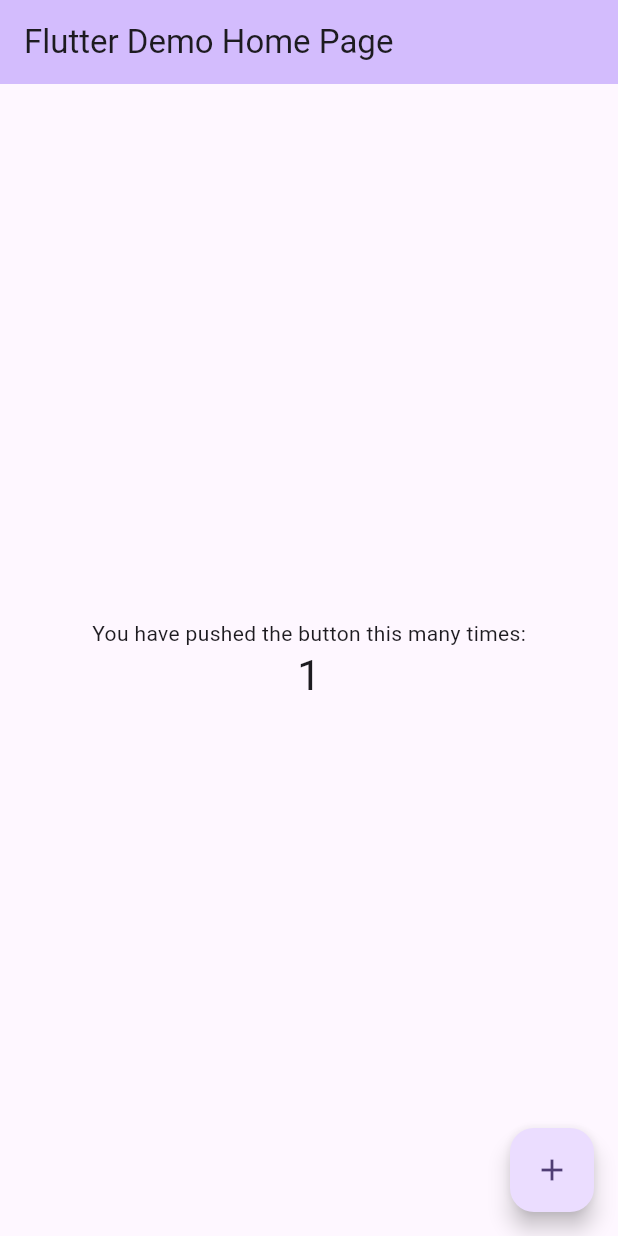
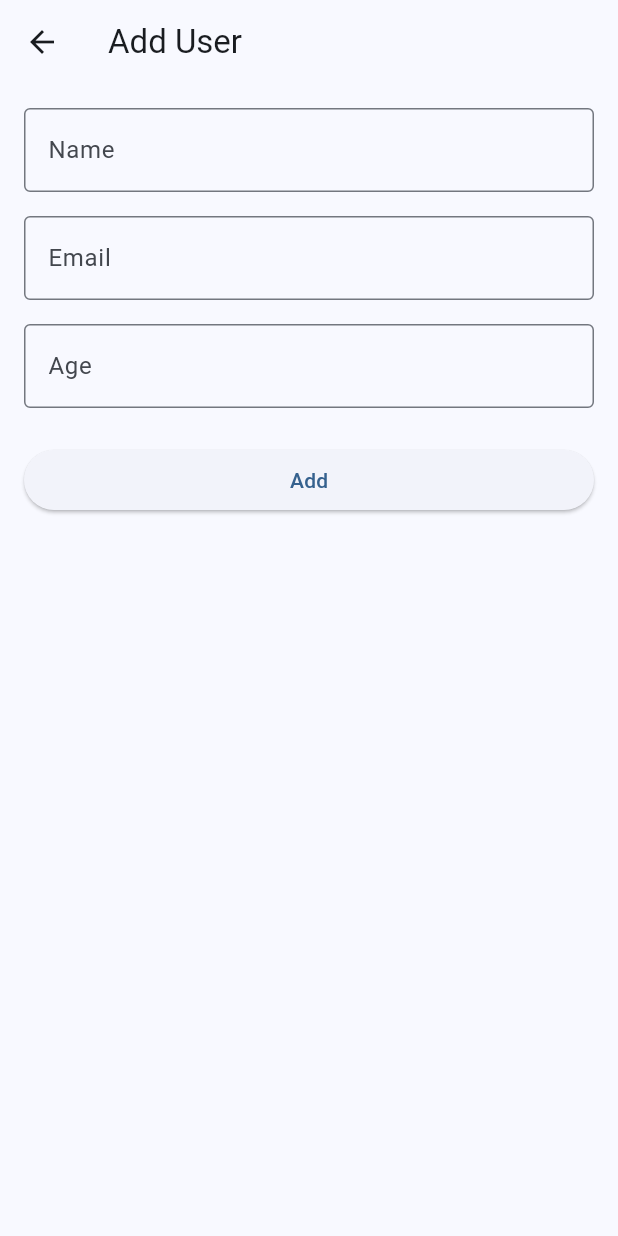
Before and after one commit to kanizadev/p022, a Flutter app: the screen it shows after launch, after a tap on the "add" icon, on a phone screen of 412 x 824 dp. Run offline on Flutter 3.47's test engine with Material 3 defaults, Android fonts, the phone set to English and light mode, and no system bars; our stand-ins replace sqflite, sqflite_common_ffi; accounts and stored records are empty.

Commit message:
modified:   README.md 	new file:   lib/database/database_helper.dart 	modified:   lib/main.dart 	new file:   lib/models/user.dart 	new file:   lib/screens/add_edit_user_screen.dart 	new file:   lib/screens/home_screen.dart 	modified:   macos/Flutter/GeneratedPluginRegistrant.swift 	modified:   pubspec.lock 	modified:   pubspec.yaml 	new file:   test/database_helper_test.dart 	modified:   test/widget_test.dart

```diff
--- /dev/null
+++ b/lib/database/database_helper.dart
@@ -0,0 +1,94 @@
+import 'package:sqflite/sqflite.dart';
+import 'package:sqflite_common_ffi/sqflite_ffi.dart';
+import 'package:path/path.dart';
+import 'package:path_provider/path_provider.dart';
+import '../models/user.dart';
+
+class DatabaseHelper {
+  static final DatabaseHelper instance = DatabaseHelper._init();
+  static Database? _database;
+
+  DatabaseHelper._init();
+
+  Future<Database> get database async {
+    if (_database != null) return _database!;
+    _database = await _initDB('users.db');
+    return _database!;
+  }
+
+  Future<Database> _initDB(String filePath) async {
+    final directory = await getApplicationDocumentsDirectory();
+    final path = join(directory.path, filePath);
+
+    return await openDatabase(
+      path,
+      version: 1,
+      onCreate: _createDB,
+    );
+  }
+
+  Future<void> _createDB(Database db, int version) async {
+    const idType = 'INTEGER PRIMARY KEY AUTOINCREMENT';
+    const textType = 'TEXT NOT NULL';
+    const integerType = 'INTEGER NOT NULL';
+
+    await db.execute('''
+      CREATE TABLE users (
+        id $idType,
+        name $textType,
+        email $textType,
+        age $integerType
+      )
+    ''');
+  }
+
+  Future<int> createUser(User user) async {
+    final db = await database;
+    return await db.insert('users', user.toMap());
+  }
+
+  Future<List<User>> getAllUsers() async {
+    final db = await database;
+    const orderBy = 'id DESC';
+    final result = await db.query('users', orderBy: orderBy);
+    return result.map((json) => User.fromMap(json)).toList();
+  }
+
+  Future<User?> getUser(int id) async {
+    final db = await database;
+    final maps = await db.query(
+      'users',
+      where: 'id = ?',
+      whereArgs: [id],
+    );
+
+    if (maps.isNotEmpty) {
+      return User.fromMap(maps.first);
+    }
+    return null;
+  }
+
+  Future<int> updateUser(User user) async {
+    final db = await database;
+    return await db.update(
+      'users',
+      user.toMap(),
+      where: 'id = ?',
+      whereArgs: [user.id],
+    );
+  }
+
+  Future<int> deleteUser(int id) async {
+    final db = await database;
+    return await db.delete(
+      'users',
+      where: 'id = ?',
+      whereArgs: [id],
+    );
+  }
+
+  Future<void> close() async {
+    final db = await database;
+    await db.close();
+  }
+}
--- a/lib/main.dart
+++ b/lib/main.dart
@@ -1,122 +1,27 @@
 import 'package:flutter/material.dart';
+import 'package:sqflite_common_ffi/sqflite_ffi.dart';
+import 'screens/home_screen.dart';
 
-void main() {
+void main() async {
+  WidgetsFlutterBinding.ensureInitialized();
+  sqfliteFfiInit();
+  databaseFactory = databaseFactoryFfi;
   runApp(const MyApp());
 }
 
 class MyApp extends StatelessWidget {
   const MyApp({super.key});
 
-  // This widget is the root of your application.
   @override
   Widget build(BuildContext context) {
     return MaterialApp(
-      title: 'Flutter Demo',
+      title: 'Users App',
       theme: ThemeData(
-        // This is the theme of your application.
-        //
-        // TRY THIS: Try running your application with "flutter run". You'll see
-        // the application has a purple toolbar. Then, without quitting the app,
-        // try changing the seedColor in the colorScheme below to Colors.green
-        // and then invoke "hot reload" (save your changes or press the "hot
-        // reload" button in a Flutter-supported IDE, or press "r" if you used
-        // the command line to start the app).
-        //
-        // Notice that the counter didn't reset back to zero; the application
-        // state is not lost during the reload. To reset the state, use hot
-        // restart instead.
-        //
-        // This works for code too, not just values: Most code changes can be
-        // tested with just a hot reload.
-        colorScheme: ColorScheme.fromSeed(seedColor: Colors.deepPurple),
+        useMaterial3: true,
+        colorScheme: ColorScheme.fromSeed(seedColor: Colors.blue),
       ),
-      home: const MyHomePage(title: 'Flutter Demo Home Page'),
+      home: const HomeScreen(),
+      debugShowCheckedModeBanner: false,
     );
   }
 }
-
-class MyHomePage extends StatefulWidget {
-  const MyHomePage({super.key, required this.title});
-
-  // This widget is the home page of your application. It is stateful, meaning
-  // that it has a State object (defined below) that contains fields that affect
-  // how it looks.
-
-  // This class is the configuration for the state. It holds the values (in this
-  // case the title) provided by the parent (in this case the App widget) and
-  // used by the build method of the State. Fields in a Widget subclass are
-  // always marked "final".
-
-  final String title;
-
-  @override
-  State<MyHomePage> createState() => _MyHomePageState();
-}
-
-class _MyHomePageState extends State<MyHomePage> {
-  int _counter = 0;
-
-  void _incrementCounter() {
-    setState(() {
-      // This call to setState tells the Flutter framework that something has
-      // changed in this State, which causes it to rerun the build method below
-      // so that the display can reflect the updated values. If we changed
-      // _counter without calling setState(), then the build method would not be
-      // called again, and so nothing would appear to happen.
-      _counter++;
-    });
-  }
-
-  @override
-  Widget build(BuildContext context) {
-    // This method is rerun every time setState is called, for instance as done
-    // by the _incrementCounter method above.
-    //
-    // The Flutter framework has been optimized to make rerunning build methods
-    // fast, so that you can just rebuild anything that needs updating rather
-    // than having to individually change instances of widgets.
-    return Scaffold(
-      appBar: AppBar(
-        // TRY THIS: Try changing the color here to a specific color (to
-        // Colors.amber, perhaps?) and trigger a hot reload to see the AppBar
-        // change color while the other colors stay the same.
-        backgroundColor: Theme.of(context).colorScheme.inversePrimary,
-        // Here we take the value from the MyHomePage object that was created by
-        // the App.build method, and use it to set our appbar title.
-        title: Text(widget.title),
-      ),
-      body: Center(
-        // Center is a layout widget. It takes a single child and positions it
-        // in the middle of the parent.
-        child: Column(
-          // Column is also a layout widget. It takes a list of children and
-          // arranges them vertically. By default, it sizes itself to fit its
-          // children horizontally, and tries to be as tall as its parent.
-          //
-          // Column has various properties to control how it sizes itself and
-          // how it positions its children. Here we use mainAxisAlignment to
-          // center the children vertically; the main axis here is the vertical
-          // axis because Columns are vertical (the cross axis would be
-          // horizontal).
-          //
-          // TRY THIS: Invoke "debug painting" (choose the "Toggle Debug Paint"
-          // action in the IDE, or press "p" in the console), to see the
-          // wireframe for each widget.
-          mainAxisAlignment: MainAxisAlignment.center,
-          children: <Widget>[
-            const Text('You have pushed the button this many times:'),
-            Text(
-              '$_counter',
-              style: Theme.of(context).textTheme.headlineMedium,
-            ),
-          ],
-        ),
-      ),
-      floatingActionButton: FloatingActionButton(
-        onPressed: _incrementCounter,
-        tooltip: 'Increment',
-        child: const Icon(Icons.add),
-      ), // This trailing comma makes auto-formatting nicer for build methods.
-    );
-  }
-}
--- /dev/null
+++ b/lib/models/user.dart
@@ -0,0 +1,43 @@
+class User {
+  final int? id;
+  final String name;
+  final String email;
+  final int age;
+
+  User({
+    this.id,
+    required this.name,
+    required this.email,
+    required this.age,
+  });
+  Map<String, dynamic> toMap() {
+    return {
+      'id': id,
+      'name': name,
+      'email': email,
+      'age': age,
+    };
+  }
+
+  factory User.fromMap(Map<String, dynamic> map) {
+    return User(
+      id: map['id'] as int?,
+      name: map['name'] as String,
+      email: map['email'] as String,
+      age: map['age'] as int,
+    );
+  }
+  User copy({
+    int? id,
+    String? name,
+    String? email,
+    int? age,
+  }) {
+    return User(
+      id: id ?? this.id,
+      name: name ?? this.name,
+      email: email ?? this.email,
+      age: age ?? this.age,
+    );
+  }
+}
--- /dev/null
+++ b/lib/screens/add_edit_user_screen.dart
@@ -0,0 +1,119 @@
+import 'package:flutter/material.dart';
+import '../models/user.dart';
+import '../database/database_helper.dart';
+
+class AddEditUserScreen extends StatefulWidget {
+  final User? user;
+
+  const AddEditUserScreen({super.key, this.user});
+
+  @override
+  State<AddEditUserScreen> createState() => _AddEditUserScreenState();
+}
+
+class _AddEditUserScreenState extends State<AddEditUserScreen> {
+  final _formKey = GlobalKey<FormState>();
+  final _nameController = TextEditingController();
+  final _emailController = TextEditingController();
+  final _ageController = TextEditingController();
+
+  @override
+  void initState() {
+    super.initState();
+    if (widget.user != null) {
+      _nameController.text = widget.user!.name;
+      _emailController.text = widget.user!.email;
+      _ageController.text = widget.user!.age.toString();
+    }
+  }
+
+  @override
+  void dispose() {
+    _nameController.dispose();
+    _emailController.dispose();
+    _ageController.dispose();
+    super.dispose();
+  }
+
+  Future<void> _saveUser() async {
+    if (!_formKey.currentState!.validate()) return;
+
+    final user = User(
+      id: widget.user?.id,
+      name: _nameController.text.trim(),
+      email: _emailController.text.trim(),
+      age: int.parse(_ageController.text.trim()),
+    );
+
+    if (widget.user == null) {
+      await DatabaseHelper.instance.createUser(user);
+    } else {
+      await DatabaseHelper.instance.updateUser(user);
+    }
+
+    if (!mounted) return;
+    Navigator.pop(context, true);
+  }
+
+  @override
+  Widget build(BuildContext context) {
+    return Scaffold(
+      appBar: AppBar(
+        title: Text(widget.user == null ? 'Add User' : 'Edit User'),
+        elevation: 0,
+      ),
+      body: Padding(
+        padding: const EdgeInsets.all(16.0),
+        child: Form(
+          key: _formKey,
+          child: Column(
+            children: [
+              TextFormField(
+                controller: _nameController,
+                decoration: const InputDecoration(
+                  labelText: 'Name',
+                  border: OutlineInputBorder(),
+                ),
+                validator: (value) =>
+                    value?.isEmpty ?? true ? 'Required' : null,
+              ),
+              const SizedBox(height: 16),
+              TextFormField(
+                controller: _emailController,
+                decoration: const InputDecoration(
+                  labelText: 'Email',
+                  border: OutlineInputBorder(),
+                ),
+                keyboardType: TextInputType.emailAddress,
+                validator: (value) =>
+                    value?.isEmpty ?? true ? 'Required' : null,
+              ),
+              const SizedBox(height: 16),
+              TextFormField(
+                controller: _ageController,
+                decoration: const InputDecoration(
+                  labelText: 'Age',
+                  border: OutlineInputBorder(),
+                ),
+                keyboardType: TextInputType.number,
+                validator: (value) {
+                  if (value?.isEmpty ?? true) return 'Required';
+                  final age = int.tryParse(value!);
+                  return (age == null || age < 1) ? 'Invalid' : null;
+                },
+              ),
+              const SizedBox(height: 24),
+              SizedBox(
+                width: double.infinity,
+                child: ElevatedButton(
+                  onPressed: _saveUser,
+                  child: Text(widget.user == null ? 'Add' : 'Update'),
+                ),
+              ),
+            ],
+          ),
+        ),
+      ),
+    );
+  }
+}
--- /dev/null
+++ b/lib/screens/home_screen.dart
@@ -0,0 +1,98 @@
+import 'package:flutter/material.dart';
+import '../models/user.dart';
+import '../database/database_helper.dart';
+import 'add_edit_user_screen.dart';
+
+class HomeScreen extends StatefulWidget {
+  const HomeScreen({super.key});
+
+  @override
+  State<HomeScreen> createState() => _HomeScreenState();
+}
+
+class _HomeScreenState extends State<HomeScreen> {
+  final DatabaseHelper _dbHelper = DatabaseHelper.instance;
+  List<User> _users = [];
+  bool _isLoading = true;
+
+  @override
+  void initState() {
+    super.initState();
+    _loadUsers();
+  }
+
+  Future<void> _loadUsers() async {
+    setState(() => _isLoading = true);
+    final users = await _dbHelper.getAllUsers();
+    setState(() {
+      _users = users;
+      _isLoading = false;
+    });
+  }
+
+  Future<void> _deleteUser(int id) async {
+    await _dbHelper.deleteUser(id);
+    _loadUsers();
+    if (!mounted) return;
+    ScaffoldMessenger.of(context).showSnackBar(
+      const SnackBar(content: Text('User deleted')),
+    );
+  }
+
+  Future<void> _navigateToAddEditScreen([User? user]) async {
+    final result = await Navigator.push(
+      context,
+      MaterialPageRoute(
+        builder: (context) => AddEditUserScreen(user: user),
+      ),
+    );
+
+    if (result == true) {
+      _loadUsers();
+    }
+  }
+
+  @override
+  Widget build(BuildContext context) {
+    return Scaffold(
+      appBar: AppBar(
+        title: const Text('Users'),
+        elevation: 0,
+      ),
+      body: _isLoading
+          ? const Center(child: CircularProgressIndicator())
+          : _users.isEmpty
+              ? const Center(child: Text('No users yet'))
+              : ListView.builder(
+                  itemCount: _users.length,
+                  padding: const EdgeInsets.all(8),
+                  itemBuilder: (context, index) {
+                    final user = _users[index];
+                    return ListTile(
+                      title: Text(user.name),
+                      subtitle: Text('${user.email} • Age: ${user.age}'),
+                      trailing: Row(
+                        mainAxisSize: MainAxisSize.min,
+                        children: [
+                          IconButton(
+                            icon: const Icon(Icons.edit),
+                            onPressed: () => _navigateToAddEditScreen(user),
+                          ),
+                          IconButton(
+                            icon: const Icon(Icons.delete),
+                            onPressed: () {
+                              if (user.id != null) _deleteUser(user.id!);
+                            },
+                          ),
+                        ],
+                      ),
+                    );
+                  },
+                ),
+      floatingActionButton: FloatingActionButton(
+        onPressed: () => _navigateToAddEditScreen(),
+        child: const Icon(Icons.add),
+      ),
+    );
+  }
+}
```
Also changed, not shown: pubspec.yaml (+8 -74 lines), pubspec.lock, 4 other files.
